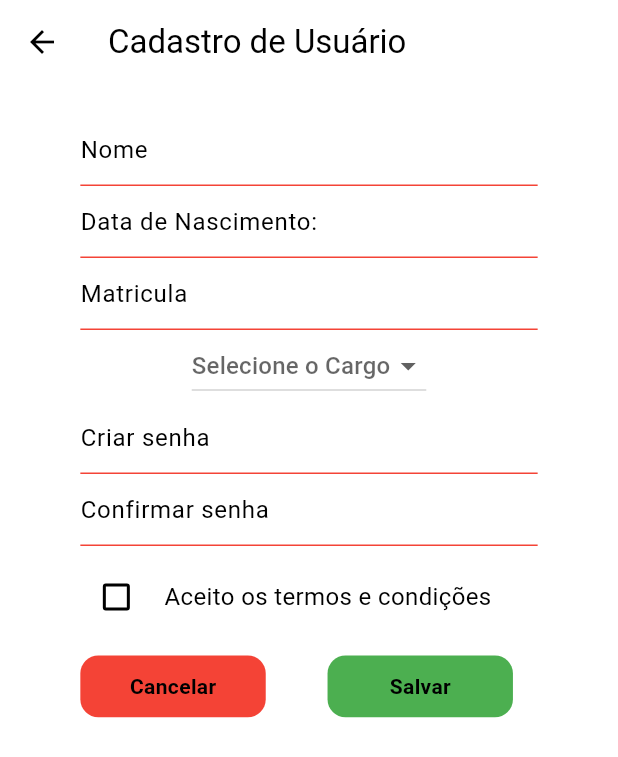
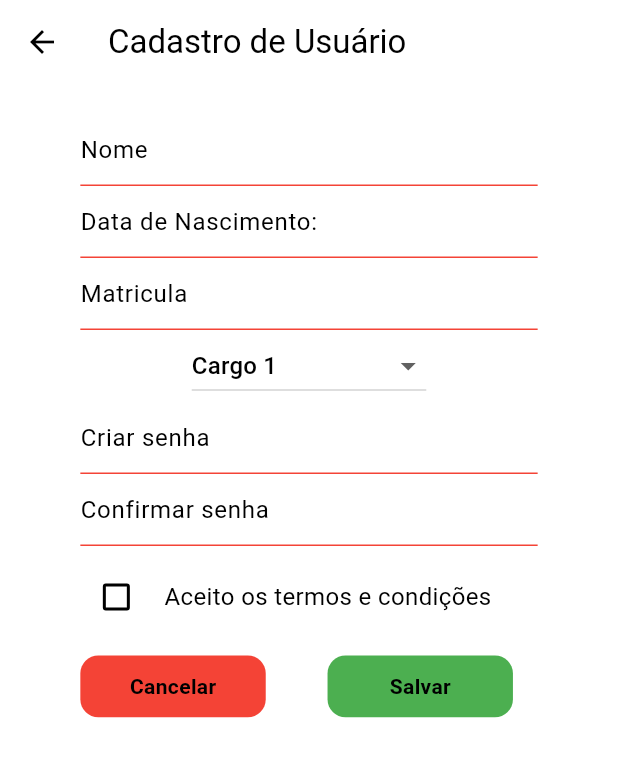
Before and after one commit to alexandrendev/app-queue, a Flutter app: the CadastroUsuario screen opened directly, on a phone screen of 412 x 824 dp. Shown: the top 757 px of the screen. Run offline on Flutter 3.47's test engine with Material 3 defaults, Android fonts, the phone set to English and light mode, and no system bars.

Commit message:
fix: add default value to Dropdown item list

```diff
--- a/app_queue/lib/pages/cadastro_usuario.dart
+++ b/app_queue/lib/pages/cadastro_usuario.dart
@@ -66,7 +66,7 @@ class _CadastroUsuarioState extends State<CadastroUsuario> {
                       validator: null,
                       keyboardType: TextInputType.number,
                     ),
-                    MyDropdown(selectedValue: selectedCargo,
+                    MyDropdown(selectedValue: 'Cargo 1',
                     items: ['Cargo 1', 'Cargo 2', 'Cargo 3'],
                     onChanged: (String? newValue){
                       setState(() {
```
